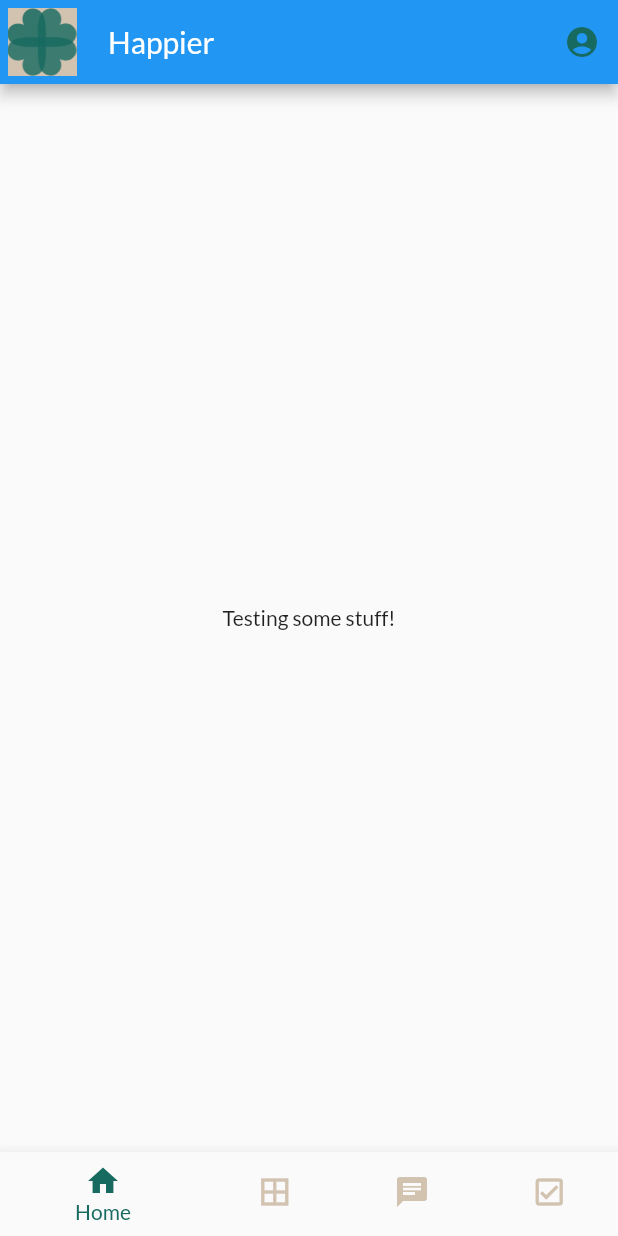
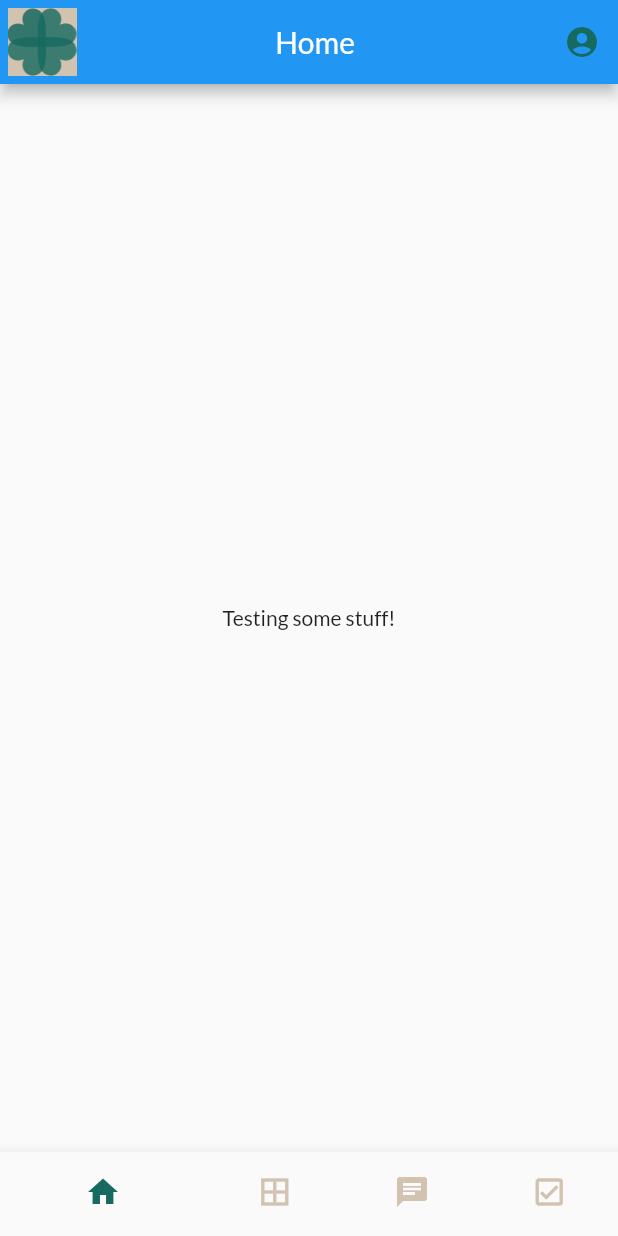
Before and after one commit to Mathugo/Happier, a Flutter app: the screen it shows after launch, on a phone screen of 412 x 824 dp. Run offline on Flutter 3.47's test engine with Material 2 defaults, Android fonts, the phone set to English and light mode, and no system bars; our stand-ins replace equatable, flutter_bloc, google_fonts.

Commit message:
changed behavior of navigation bar

```diff
--- a/happier/lib/ui/app.dart
+++ b/happier/lib/ui/app.dart
@@ -29,16 +29,28 @@ class App extends StatelessWidget {
       ),
       home: Scaffold(
         appBar: AppBar(
-          title: const Text(TITLE),
+          title: BlocBuilder<CurrentViewBloc, ViewState>(
+              builder: (context, state) {
+            String titleText = TITLE;
+            if (state is HomeSelected) {
+              titleText = 'Home';
+            } else if (state is BoardSelected) {
+              titleText = 'Board';
+            } else if (state is ChatbotSelected) {
+              titleText = 'Chatbot';
+            } else if (state is ObjectivesSelected) {
+              titleText = 'Objectives';
+            }
+            return Center(child: Text(titleText));
+          }),
           leading: Padding(
-            padding: EdgeInsets.all(5),
+            padding: const EdgeInsets.all(5),
             child: Image.asset('assets/images/logo-appbar.png'),
           ),
-
           actions: <Widget>[
             // Icon button profile
             IconButton(
-              icon: Icon(
+              icon: const Icon(
                 Icons.account_circle,
                 color: PRIMARY_COLOR,
               ),
@@ -86,6 +98,7 @@ class App extends StatelessWidget {
             currentIndex: state.viewId,
             selectedItemColor: PRIMARY_COLOR,
             unselectedItemColor: SECONDARY_COLOR,
+            showSelectedLabels: false,
             onTap: (int i) => _onNavigationTap(i, context),
           );
         }),
--- a/happier/lib/ui/screens/objectives.screen.dart
+++ b/happier/lib/ui/screens/objectives.screen.dart
@@ -1,6 +1,5 @@
 import 'package:flutter/material.dart';
 import 'package:happier/api/models/objective.dart';
-import 'package:happier/utils/constants/colors.dart';
 
 class ObjectivesScreen extends StatelessWidget {
   static const List<Objective> testObjectives = [
```
